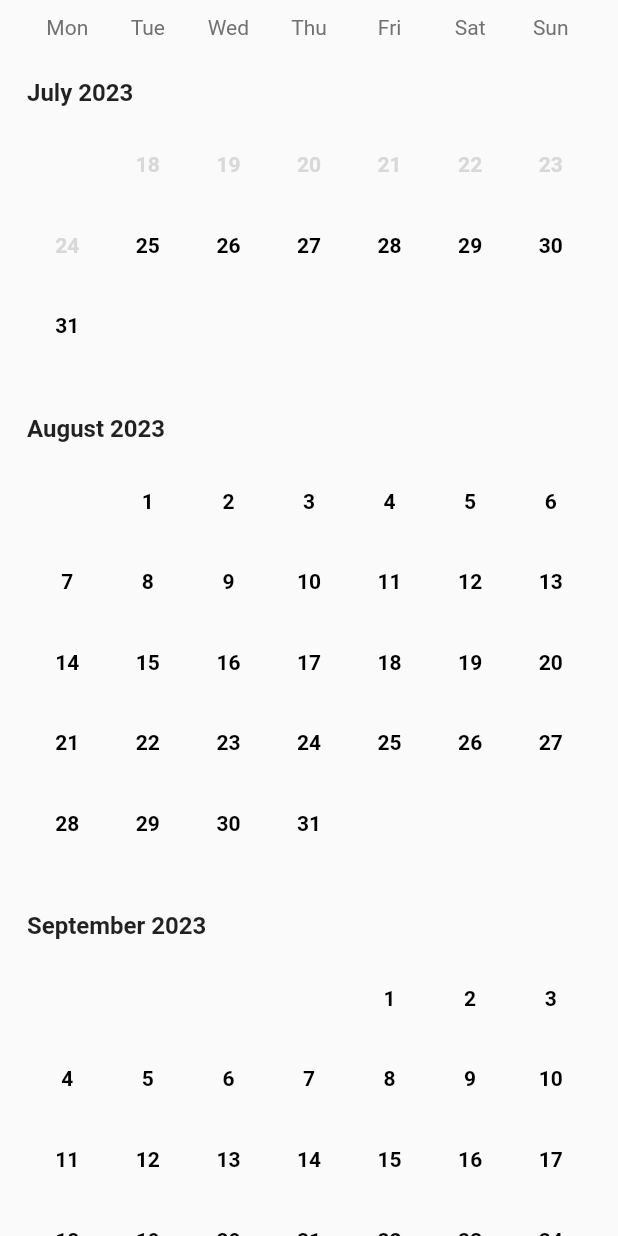
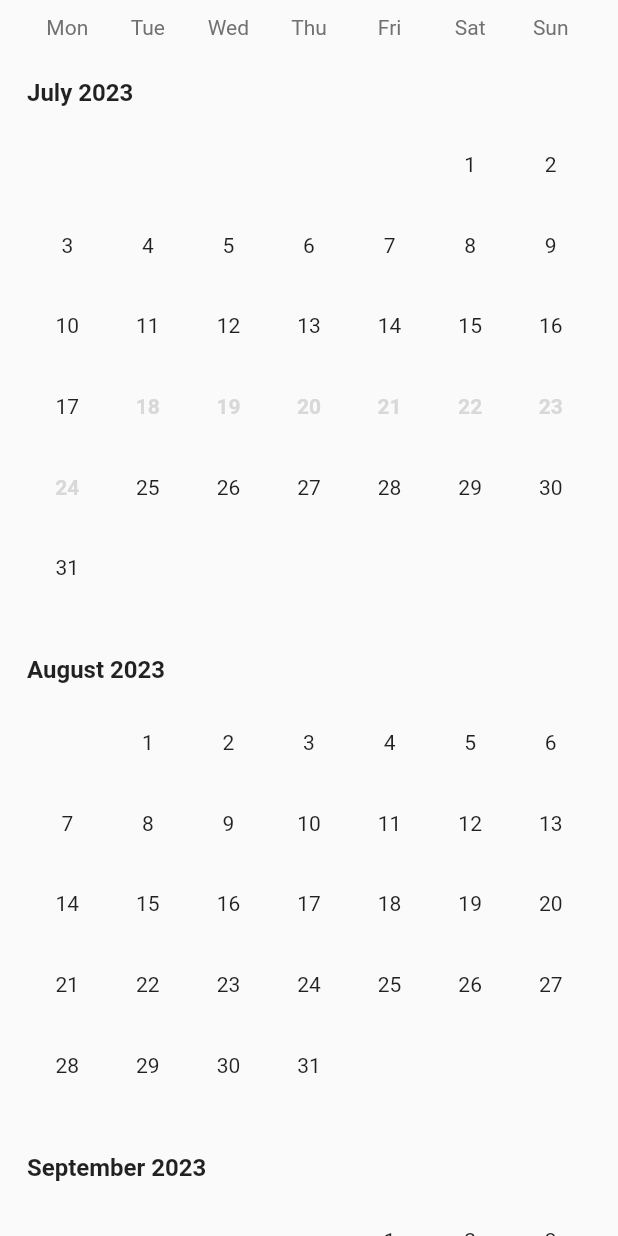
Before and after one commit to pongloongyeat/calendar_components, a Flutter app: the screen it shows after launch, on a phone screen of 412 x 824 dp. Run offline on Flutter 3.47's test engine with Material 2 defaults, Android fonts, the phone set to English and light mode, and no system bars.

Commit message:
feat: Add a customisable calendar component

```diff
--- a/example/lib/main.dart
+++ b/example/lib/main.dart
@@ -221,13 +221,29 @@ class PartialCalendarDayGrid extends StatelessWidget {
             ),
           ),
         ),
-        CalendarComponentSelectableRangedDayGrid(
+        CustomisableSelectableDayGrid(
           currentMonth: currentMonth,
-          startDate: startDate,
-          endDate: endDate,
-          selectedStartDate: selectedStartDate,
-          selectedEndDate: selectedEndDate,
-          itemBuilder: _itemBuilder,
+          endDate: currentMonth.lastDateOfCurrentMonth(),
+          useInkWell: false,
+          itemWidth: itemExtent,
+          itemHeight: itemExtent,
+          itemPadding: const EdgeInsets.all(4),
+          borderRadius: BorderRadius.circular(itemExtent / 2),
+          selectedBorderRadius: BorderRadius.circular(itemExtent / 2),
+          selectedDecoration: BoxDecoration(
+            color: Colors.black,
+            borderRadius: BorderRadius.circular(itemExtent / 2),
+          ),
+          selectedStyle: const TextStyle(
+            fontWeight: FontWeight.w700,
+            color: Colors.white,
+          ),
+          disabledStyle: const TextStyle(
+            fontWeight: FontWeight.w700,
+            color: Color(0xffd8d8d8),
+          ),
+          predicate: isDateAvailable,
+          onDateSelected: print,
         ),
       ],
     );
--- a/lib/src/calendar_component_selectable_day_grid.dart
+++ b/lib/src/calendar_component_selectable_day_grid.dart
@@ -72,3 +72,166 @@ class CalendarComponentSelectableDayGrid extends StatelessWidget {
     return itemBuilder(context, date, isDateSelected, index);
   }
 }
+
+class CustomisableSelectableDayGrid extends StatefulWidget {
+  const CustomisableSelectableDayGrid({
+    super.key,
+    this.initialSelectedDate,
+    required this.currentMonth,
+    this.startDate,
+    this.endDate,
+    this.allowDeselect = false,
+    this.showOverflowedDates = false,
+    this.useInkWell = true,
+    this.itemWidth,
+    this.itemHeight,
+    this.itemPadding,
+    this.borderRadius,
+    this.selectedBorderRadius,
+    this.disabledBorderRadius,
+    this.decoration,
+    this.selectedDecoration,
+    this.disabledDecoration,
+    this.style,
+    this.selectedStyle,
+    this.disabledStyle,
+    this.predicate,
+    required this.onDateSelected,
+  });
+
+  final DateTime? initialSelectedDate;
+  final DateTime currentMonth;
+  final DateTime? startDate;
+  final DateTime? endDate;
+  final bool allowDeselect;
+  final bool showOverflowedDates;
+  final bool useInkWell;
+  final double? itemWidth;
+  final double? itemHeight;
+  final EdgeInsets? itemPadding;
+  final BorderRadius? borderRadius;
+  final BorderRadius? selectedBorderRadius;
+  final BorderRadius? disabledBorderRadius;
+  final BoxDecoration? decoration;
+  final BoxDecoration? selectedDecoration;
+  final BoxDecoration? disabledDecoration;
+  final TextStyle? style;
+  final TextStyle? selectedStyle;
+  final TextStyle? disabledStyle;
+  final bool Function(DateTime)? predicate;
+  final ValueChanged<DateTime?>? onDateSelected;
+
+  @override
+  State<CustomisableSelectableDayGrid> createState() =>
+      _CustomisableSelectableDayGridState();
+}
+
+class _CustomisableSelectableDayGridState
+    extends State<CustomisableSelectableDayGrid>
+    with AutomaticKeepAliveClientMixin {
+  DateTime? _selectedDate;
+
+  @override
+  bool get wantKeepAlive => true;
+
+  @override
+  void initState() {
+    super.initState();
+    _selectedDate = widget.initialSelectedDate;
+  }
+
+  @override
+  Widget build(BuildContext context) {
+    super.build(context);
+
+    final itemWidth = widget.itemWidth ?? widget.itemHeight;
+    final itemHeight = widget.itemHeight ?? widget.itemWidth;
+
+    if (itemWidth != null && itemHeight != null) {
+      return _buildGrid(itemWidth, itemHeight);
+    }
+
+    return LayoutBuilder(
+      builder: (context, constraints) {
+        final itemExtent = constraints.maxWidth / DateTime.daysPerWeek;
+        return _buildGrid(itemExtent, itemExtent);
+      },
+    );
+  }
+
+  Widget _buildGrid(double itemWidth, double itemHeight) {
+    final startDate = widget.startDate ?? widget.currentMonth;
+    final endDate =
+        widget.endDate ?? widget.currentMonth.lastDateOfCurrentMonth();
+
+    return CalendarComponentSelectableDayGrid.single(
+      selectedDate: _selectedDate,
+      currentMonth: widget.currentMonth,
+      startDate: widget.startDate,
+      endDate: widget.endDate,
+      itemBuilder: (context, date, isSelected, index) {
+        final didOverflow = date.isBefore(startDate) || date.isAfter(endDate);
+        final isDateSelectable = widget.predicate?.call(date) ?? true;
+        final item = Container(
+          margin: widget.itemPadding,
+          decoration: !isDateSelectable
+              ? widget.disabledDecoration
+              : isSelected
+                  ? widget.selectedDecoration
+                  : widget.decoration,
+          child: Center(
+            child: Text(
+              '${date.day}',
+              style: !isDateSelectable
+                  ? widget.disabledStyle
+                  : isSelected
+                      ? widget.selectedStyle
+                      : widget.style,
+              textAlign: TextAlign.center,
+            ),
+          ),
+        );
+
+        return SizedBox(
+          width: itemWidth,
+          height: itemHeight,
+          child: didOverflow && !widget.showOverflowedDates
+              ? const SizedBox()
+              : widget.useInkWell
+                  ? InkWell(
+                      borderRadius: !isDateSelectable
+                          ? widget.disabledBorderRadius
+                          : isSelected
+                              ? widget.selectedBorderRadius
+                              : widget.borderRadius,
+                      onTap:
+                          isDateSelectable ? () => _onDateTapped(date) : null,
+                      child: item,
+                    )
+                  : GestureDetector(
+                      behavior: HitTestBehavior.opaque,
+                      onTap:
+                          isDateSelectable ? () => _onDateTapped(date) : null,
+                      child: item,
+                    ),
+        );
+      },
+    );
+  }
+
+  void _onDateTapped(DateTime date) {
+    final selectedDate = _selectedDate;
+
+    if (selectedDate != null && selectedDate.isSameDayAs(date)) {
+      if (widget.allowDeselect) {
+        setState(() => _selectedDate = null);
+        return widget.onDateSelected?.call(null);
+      }
+
+      return;
+    }
+
+    setState(() => _selectedDate = date);
+    widget.onDateSelected?.call(date);
+  }
+}
```
